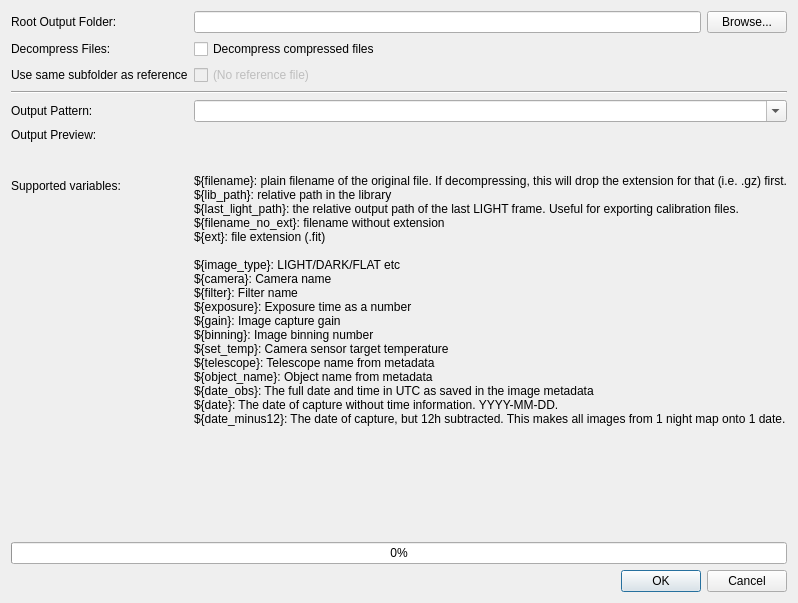
Old version of the form photonfinder/ui/ExportDialog.ui in the repository bcolyn/PhotonFinder.
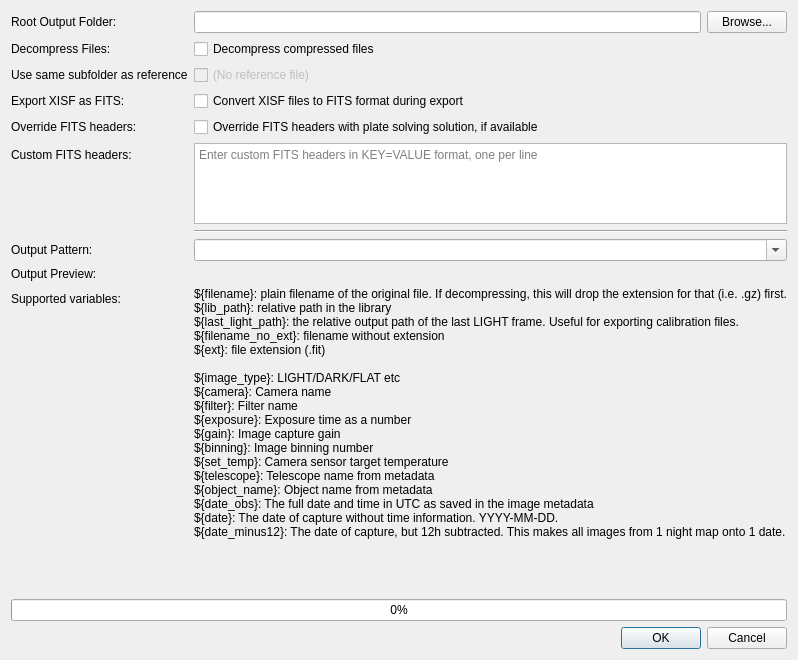
New version of the form.

Commit message: Update export functionality: Export XISF as FITS Override plate solutions Override custom header values

Patch:
```diff
--- a/photonfinder/ui/ExportDialog.ui
+++ b/photonfinder/ui/ExportDialog.ui
@@ -6,8 +6,8 @@
    <rect>
     <x>0</x>
     <y>0</y>
-    <width>746</width>
-    <height>603</height>
+    <width>788</width>
+    <height>660</height>
    </rect>
   </property>
   <property name="windowTitle">
@@ -51,42 +51,80 @@
        </property>
       </widget>
      </item>
+     <item row="3" column="0">
+      <widget class="QLabel" name="label_7">
+       <property name="text">
+        <string>Use same subfolder as reference</string>
+       </property>
+      </widget>
+     </item>
+     <item row="3" column="1">
+      <widget class="QCheckBox" name="useRefCheckBox">
+       <property name="enabled">
+        <bool>false</bool>
+       </property>
+       <property name="text">
+        <string>(No reference file)</string>
+       </property>
+      </widget>
+     </item>
+     <item row="4" column="0">
+      <widget class="QLabel" name="label_8">
+       <property name="text">
+        <string>Export XISF as FITS:</string>
+       </property>
+      </widget>
+     </item>
+     <item row="4" column="1">
+      <widget class="QCheckBox" name="exportXisfAsFitsCheckBox">
+       <property name="text">
+        <string>Convert XISF files to FITS format during export</string>
+       </property>
+      </widget>
+     </item>
      <item row="5" column="0">
+      <widget class="QLabel" name="label_9">
+       <property name="text">
+        <string>Override FITS headers:</string>
+       </property>
+      </widget>
+     </item>
+     <item row="5" column="1">
+      <widget class="QCheckBox" name="overridePlatesolveCheckBox">
+       <property name="text">
+        <string>Override FITS headers with plate solving solution, if available</string>
+       </property>
+      </widget>
+     </item>
+     <item row="6" column="0">
+      <widget class="QLabel" name="label_10">
+       <property name="text">
+        <string>Custom FITS headers:</string>
+       </property>
+      </widget>
+     </item>
+     <item row="6" column="1">
+      <widget class="QPlainTextEdit" name="customHeadersTextEdit">
+       <property name="placeholderText">
+        <string>Enter custom FITS headers in KEY=VALUE format, one per line</string>
+       </property>
+      </widget>
+     </item>
+     <item row="8" column="0">
       <widget class="QLabel" name="label_3">
        <property name="text">
         <string>Output Pattern:</string>
        </property>
       </widget>
      </item>
-     <item row="5" column="1">
+     <item row="8" column="1">
       <widget class="QComboBox" name="patternComboBox">
        <property name="editable">
         <bool>true</bool>
        </property>
       </widget>
      </item>
-     <item row="3" column="0" colspan="2">
-      <widget class="Line" name="line">
-       <property name="orientation">
-        <enum>Qt::Orientation::Horizontal</enum>
-       </property>
-      </widget>
-     </item>
-     <item row="6" column="0">
-      <widget class="QLabel" name="label_4">
-       <property name="text">
-        <string>Output Preview:</string>
-       </property>
-      </widget>
-     </item>
-     <item row="6" column="1">
-      <widget class="QLabel" name="outputPreview">
-       <property name="text">
-        <string/>
-       </property>
-      </widget>
-     </item>
-     <item row="8" column="1">
+     <item row="12" column="1">
       <widget class="QLabel" name="label_5">
        <property name="text">
         <string>${filename}: plain filename of the original file. If decompressing, this will drop the extension for that (i.e. .gz) first.
@@ -115,30 +153,35 @@
        </property>
       </widget>
      </item>
-     <item row="8" column="0">
+     <item row="12" column="0">
       <widget class="QLabel" name="label_6">
        <property name="text">
         <string>Supported variables:</string>
        </property>
       </widget>
      </item>
-     <item row="7" column="0">
-      <spacer name="verticalSpacer_2">
-       <property name="orientation">
-        <enum>Qt::Orientation::Vertical</enum>
+     <item row="9" column="1">
+      <widget class="QLabel" name="outputPreview">
+       <property name="text">
+        <string/>
        </property>
-       <property name="sizeType">
-        <enum>QSizePolicy::Policy::Fixed</enum>
+      </widget>
+     </item>
+     <item row="9" column="0">
+      <widget class="QLabel" name="label_4">
+       <property name="text">
+        <string>Output Preview:</string>
        </property>
-       <property name="sizeHint" stdset="0">
-        <size>
-         <width>20</width>
-         <height>20</height>
-        </size>
-       </property>
-      </spacer>
+      </widget>
      </item>
      <item row="7" column="1">
+      <widget class="Line" name="line">
+       <property name="orientation">
+        <enum>Qt::Orientation::Horizontal</enum>
+       </property>
+      </widget>
+     </item>
+     <item row="13" column="1">
       <spacer name="verticalSpacer_3">
        <property name="orientation">
         <enum>Qt::Orientation::Vertical</enum>
@@ -154,22 +197,21 @@
        </property>
       </spacer>
      </item>
-     <item row="2" column="0">
-      <widget class="QLabel" name="label_7">
-       <property name="text">
-        <string>Use same subfolder as reference</string>
+     <item row="13" column="0">
+      <spacer name="verticalSpacer_2">
+       <property name="orientation">
+        <enum>Qt::Orientation::Vertical</enum>
        </property>
-      </widget>
-     </item>
-     <item row="2" column="1">
-      <widget class="QCheckBox" name="useRefCheckBox">
-       <property name="enabled">
-        <bool>false</bool>
+       <property name="sizeType">
+        <enum>QSizePolicy::Policy::Fixed</enum>
        </property>
-       <property name="text">
-        <string>(No reference file)</string>
+       <property name="sizeHint" stdset="0">
+        <size>
+         <width>20</width>
+         <height>20</height>
+        </size>
        </property>
-      </widget>
+      </spacer>
      </item>
     </layout>
    </item>
```
Left out of the diff: 4 changed lines with no effect on the pictures. The commit also changes 8 other files.
